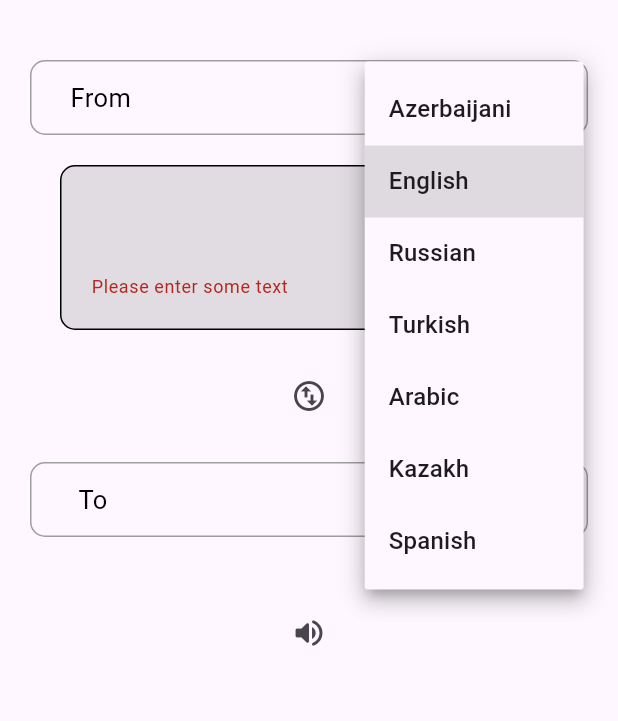
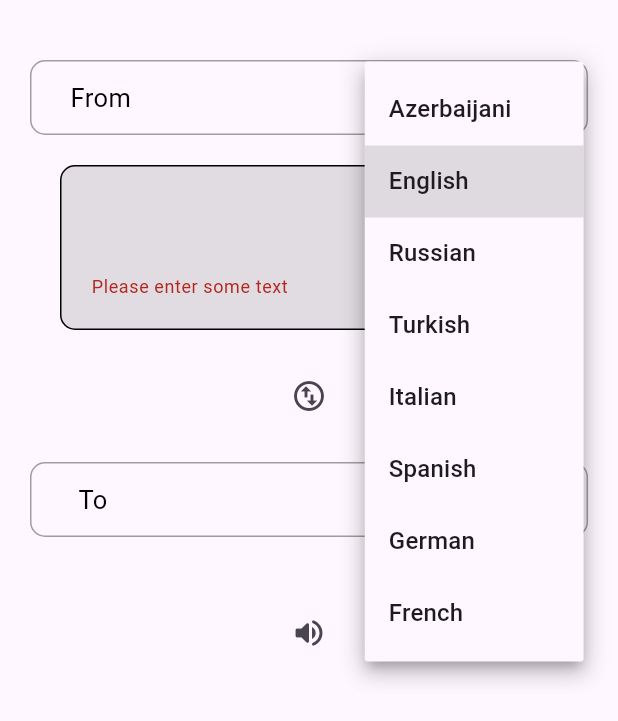
Before and after one commit to Kanan302/translator-app, a Flutter app: the TranslatorMic screen opened directly, after a tap on the "volume up" icon, after a tap on "English", on a phone screen of 412 x 824 dp. Shown: the top 721 px of the screen. Run offline on Flutter 3.47's test engine with Material 3 defaults, Android fonts, the phone set to English and light mode, and no system bars; our stand-ins replace firebase_core, flutter_tts, google_nav_bar; missing offline and left inert: translator; accounts and stored records are empty.

Commit message:
voice function translate in 8 langauges

```diff
--- a/lib/pages/views/translatormic.dart
+++ b/lib/pages/views/translatormic.dart
@@ -20,16 +20,22 @@ class _TranslatorMicState extends State<TranslatorMic> {
 
   Future<void> speak(String text) async {
     if (formkey.currentState!.validate()) {
-      await flutterTTS.setLanguage("en-US");
-      await flutterTTS.setVolume(0.8);
-      await flutterTTS.setSpeechRate(0.5);
-      await flutterTTS.setPitch(1);
+      await flutterTTS.setVolume(1);
+      await flutterTTS.setSpeechRate(0.9);
+      await flutterTTS.setPitch(0.9);
       await flutterTTS.speak(text);
     }
   }
 
   Future<void> translate() async {
     if (formkey.currentState!.validate()) {
+      from = languagecodes[languages.indexOf(selectedvalue)];
+      to = languagecodes[languages.indexOf(nextselectedvalue)];
+
+      if (ttsLanguageCodes.containsKey(to)) {
+        await flutterTTS.setLanguage(ttsLanguageCodes[to]!);
+      }
+
       await translator
           .translate(textController.text, from: from, to: to)
           .then((value) {
@@ -45,12 +51,24 @@ class _TranslatorMicState extends State<TranslatorMic> {
     'English',
     'Russian',
     'Turkish',
-    'Arabic',
-    'Kazakh',
-    'Spanish'
+    'Italian',
+    'Spanish',
+    'German',
+    'French',
   ];
 
-  List<String> languagecodes = ['az', 'en', 'ru', 'tr', 'ar', 'kk', 'es'];
+  List<String> languagecodes = ['az', 'en', 'ru', 'tr', 'it', 'es', 'de', 'fr'];
+
+  Map<String, String> ttsLanguageCodes = {
+    'az': 'az-AZ',
+    'en': 'en-US',
+    'ru': 'ru-RU',
+    'tr': 'tr-TR',
+    'it': 'it-IT',
+    'es': 'es-ES',
+    'de': 'de-DE',
+    'fr': 'fr-FR',
+  };
 
   String selectedvalue = 'English';
   String from = 'en';
@@ -68,6 +86,10 @@ class _TranslatorMicState extends State<TranslatorMic> {
     String tempValue = selectedvalue;
     selectedvalue = nextselectedvalue;
     nextselectedvalue = tempValue;
+
+    String tempText = textController.text;
+    textController.text = data;
+    data = tempText;
   }
 
   @override
@@ -119,6 +141,8 @@ class _TranslatorMicState extends State<TranslatorMic> {
                                         lang == languagecodes[5];
                                       } else if (from == languages[6]) {
                                         lang == languagecodes[6];
+                                      } else if (from == languages[7]) {
+                                        lang == languagecodes[7];
                                       }
                                       setState(() {
                                         print(from);
@@ -202,6 +226,8 @@ class _TranslatorMicState extends State<TranslatorMic> {
                                         lang == languagecodes[5];
                                       } else if (to == languages[6]) {
                                         lang == languagecodes[6];
+                                      } else if (to == languages[7]) {
+                                        lang == languagecodes[7];
                                       }
                                       setState(() {
                                         print(to);
--- a/lib/pages/views/translatorwrite.dart
+++ b/lib/pages/views/translatorwrite.dart
@@ -19,12 +19,14 @@ class _TranslatorWriteState extends State<TranslatorWrite> {
     'English',
     'Russian',
     'Turkish',
-    'Arabic',
-    'Kazakh',
-    'Spanish'
+    'Italian',
+    'Spanish',
+    'German',
+    'French',
   ];
 
-  List<String> languagecodes = ['az', 'en', 'ru', 'tr', 'ar', 'kk', 'es'];
+  List<String> languagecodes = ['az', 'en', 'ru', 'tr', 'it', 'es', 'de', 'fr'];
+
   String selectedvalue = 'English';
   String nextselectedvalue = 'Azerbaijani';
   String from = 'en';
@@ -117,6 +119,8 @@ class _TranslatorWriteState extends State<TranslatorWrite> {
                                     from = languagecodes[5];
                                   } else if (lang == languages[6]) {
                                     from = languagecodes[6];
+                                  } else if (lang == languages[7]) {
+                                    from = languagecodes[7];
                                   }
                                   setState(() {
                                     print(lang);
@@ -205,6 +209,8 @@ class _TranslatorWriteState extends State<TranslatorWrite> {
                                     to = languagecodes[5];
                                   } else if (lang == languages[6]) {
                                     to = languagecodes[6];
+                                  } else if (lang == languages[7]) {
+                                    to = languagecodes[7];
                                   }
                                   setState(() {
                                     print(lang);
```
